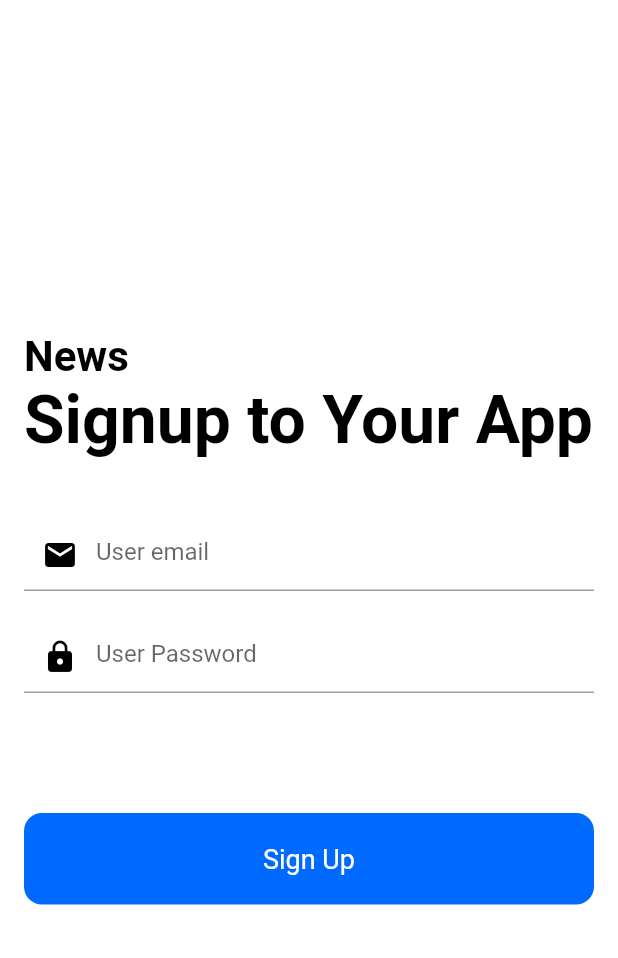
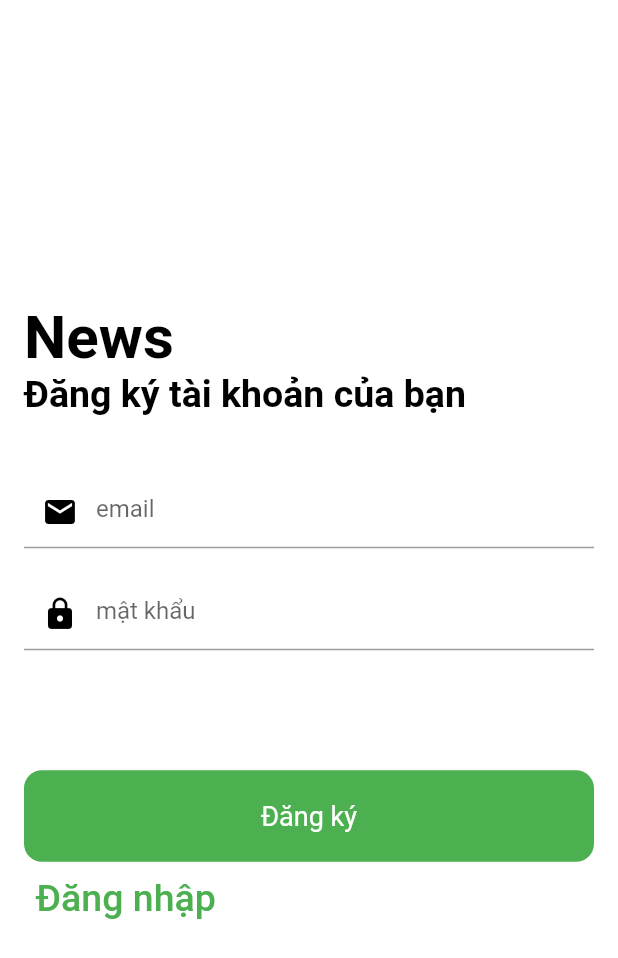
Before and after one commit to TNNam1408/News_Flutter_Firebase, a Flutter app: the screen it shows after launch, after a tap on "Đăng ký", on a phone screen of 412 x 824 dp. Shown: the top 958 px of the screen. Run offline on Flutter 3.47's test engine with Material 2 defaults, Android fonts, the phone set to English and light mode, and no system bars; our stand-ins replace cloud_firestore, equatable, firebase_auth, firebase_core, rating_dialog; accounts and stored records are empty; network calls fail; statements that could not run were skipped.

Commit message:
login-signup

```diff
--- a/lib/screens/login_screen.dart
+++ b/lib/screens/login_screen.dart
@@ -53,14 +53,14 @@ class _LoginScreenState extends State<LoginScreen> {
               "News",
               style: TextStyle(
                   color: Colors.black,
-                  fontSize: 28,
+                  fontSize: 40,
                   fontWeight: FontWeight.bold),
             ),
             const Text(
-              "Login to Your App",
+              "Đăng nhập ứng dụng của bạn",
               style: TextStyle(
                 color: Colors.black,
-                fontSize: 44,
+                fontSize: 25,
                 fontWeight: FontWeight.bold,
               ),
             ),
@@ -71,7 +71,7 @@ class _LoginScreenState extends State<LoginScreen> {
               controller: _email,
               keyboardType: TextInputType.emailAddress,
               decoration: const InputDecoration(
-                hintText: "User email",
+                hintText: "email",
                 prefixIcon: Icon(
                   Icons.mail,
                   color: Colors.black,
@@ -85,7 +85,7 @@ class _LoginScreenState extends State<LoginScreen> {
               controller: _pass,
               obscureText: true,
               decoration: const InputDecoration(
-                hintText: "User Password",
+                hintText: "mật khẩu",
                 prefixIcon: Icon(
                   Icons.lock,
                   color: Colors.black,
@@ -93,9 +93,9 @@ class _LoginScreenState extends State<LoginScreen> {
               ),
             ),
             const Text(
-              "Don't Remember you password?",
+              "Quên mật khẩu?",
               style: TextStyle(
-                color: Colors.blue,
+                color: Colors.green,
               ),
             ),
             const SizedBox(
@@ -104,7 +104,7 @@ class _LoginScreenState extends State<LoginScreen> {
             Container(
               width: double.infinity,
               child: RawMaterialButton(
-                fillColor: const Color(0xFF0069FE),
+                fillColor: Colors.green,
                 elevation: 0.0,
                 padding: const EdgeInsets.symmetric(vertical: 20),
                 shape: RoundedRectangleBorder(
@@ -122,7 +122,7 @@ class _LoginScreenState extends State<LoginScreen> {
                   }
                 },
                 child: const Text(
-                  "Login",
+                  "Đăng nhập",
                   style: TextStyle(
                     color: Colors.white,
                     fontSize: 18,
@@ -136,7 +136,7 @@ class _LoginScreenState extends State<LoginScreen> {
               },
               child: const Text(
                 "Đăng ký",
-                style: TextStyle(fontSize: 25),
+                style: TextStyle(fontSize: 25, color: Colors.green),
               ),
             ),
           ],
--- a/lib/screens/signup_screen.dart
+++ b/lib/screens/signup_screen.dart
@@ -51,16 +51,16 @@ class _SignUpScreenState extends State<SignUpScreen> {
               "News",
               style: TextStyle(
                   color: Colors.black,
-                  fontSize: 28,
+                  fontSize: 40,
                   fontWeight: FontWeight.bold
               ),
             ),
 
             const Text(
-              "Signup to Your App",
+              "Đăng ký tài khoản của bạn",
               style: TextStyle(
                 color: Colors.black,
-                fontSize: 44,
+                fontSize: 25,
                 fontWeight: FontWeight.bold,
               ),
             ),
@@ -71,7 +71,7 @@ class _SignUpScreenState extends State<SignUpScreen> {
               controller: _email,
               keyboardType: TextInputType.emailAddress,
               decoration: const InputDecoration(
-                hintText: "User email",
+                hintText: "email",
                 prefixIcon: Icon(Icons.mail,color: Colors.black,),
               ),
             ),
@@ -82,7 +82,7 @@ class _SignUpScreenState extends State<SignUpScreen> {
               controller: _pass,
               obscureText: true,
               decoration: const InputDecoration(
-                hintText: "User Password",
+                hintText: "mật khẩu ",
                 prefixIcon: Icon(Icons.lock,color: Colors.black,),
               ),
             ),
@@ -90,9 +90,11 @@ class _SignUpScreenState extends State<SignUpScreen> {
               height: 80,
             ),
             Container(
+
               width: double.infinity,
               child: RawMaterialButton(
-                fillColor: const Color(0xFF0069FE),
+
+                fillColor: Colors.green,
                 elevation: 0.0,
                 padding: const EdgeInsets.symmetric(vertical: 20),
                 shape: RoundedRectangleBorder(
@@ -106,12 +108,21 @@ class _SignUpScreenState extends State<SignUpScreen> {
                     print('error sign up');
                   }
                 },
-                child: const Text("Sign Up",
+                child: const Text("Đăng ký",
                   style: TextStyle(
                     color: Colors.white,
                     fontSize: 18,
                   ),
                 ),
+              ),
+            ),
+            TextButton(
+              onPressed: () {
+                Navigator.of(context).pushReplacementNamed('/login');
+              },
+              child: const Text(
+                "Đăng nhập",
+                style: TextStyle(fontSize: 25, color: Colors.green),
               ),
             ),
           ],
```
